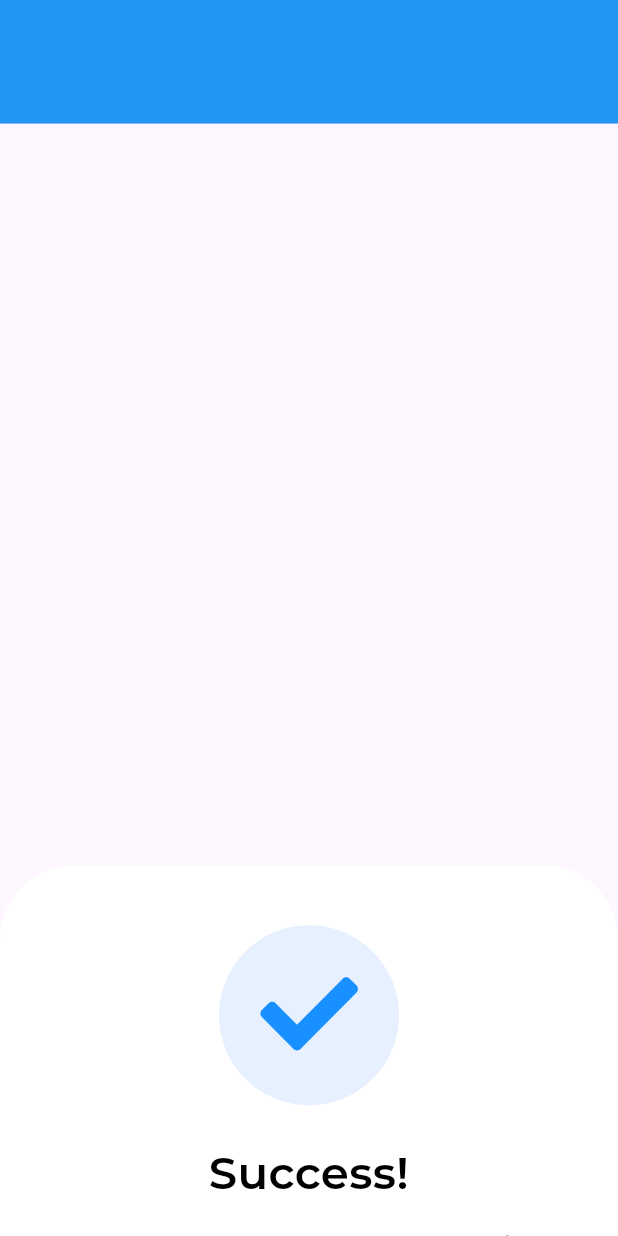
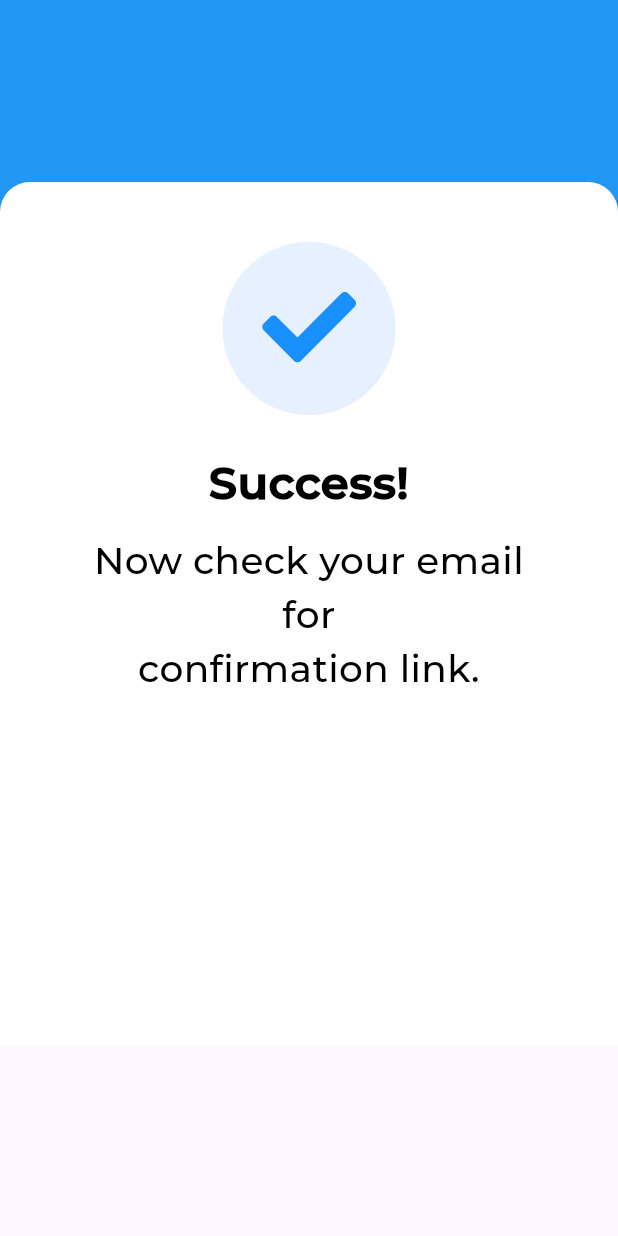
Before and after one commit to TarikKhazma/FintechApp, a Flutter app: the SuccessBackground screen opened directly, on a phone screen of 412 x 824 dp. Run offline on Flutter 3.47's test engine with Material 3 defaults, Android fonts, the phone set to English and light mode, and no system bars; our stand-ins replace flutter_svg; project files that could hold a hidden picture were left out.

```diff
--- a/lib/core/constants/app_text_styles.dart
+++ b/lib/core/constants/app_text_styles.dart
@@ -36,7 +36,7 @@ TextStyle textBody = TextStyle(
 // textTitleLarge
 TextStyle textTitleLarge = TextStyle(
   fontSize: 30,
-  fontWeight: FontWeight.bold,
+  fontWeight: FontWeight.w800,
   fontFamily: _fontFamily,
   color: black,
 );
--- a/lib/features/view/auth/create_account_success/view/create_account_success_screen.dart
+++ b/lib/features/view/auth/create_account_success/view/create_account_success_screen.dart
@@ -3,6 +3,7 @@ import 'widgets/success_background.dart';
 import 'widgets/success_icon.dart';
 import 'widgets/success_title.dart';
 import 'widgets/success_subtitle.dart';
+// import 'widgets/success_button.dart';
 
 class CreateAccountSuccessScreen extends StatelessWidget {
   const CreateAccountSuccessScreen({super.key});
@@ -13,21 +14,25 @@ class CreateAccountSuccessScreen extends StatelessWidget {
       child: Padding(
         padding: const EdgeInsets.symmetric(horizontal: 20),
         child: Column(
-          mainAxisAlignment: MainAxisAlignment.center,
           children: [
             const SizedBox(height: 40),
+
             const SuccessIcon(),
             const SizedBox(height: 24),
+
             const SuccessTitle(),
             const SizedBox(height: 12),
+
             const SuccessSubtitle(),
+
             const Spacer(),
+
             // SuccessButton(
             //   onPressed: () {
-            //     // TODO: Navigate to next page
+            //     // Navigator.pushReplacementNamed(context, AppRoutes.login);
             //   },
             // ),
-            const SizedBox(height: 40),
+            const SizedBox(height: 32),
           ],
         ),
       ),
--- a/lib/features/view/auth/create_account_success/view/widgets/success_background.dart
+++ b/lib/features/view/auth/create_account_success/view/widgets/success_background.dart
@@ -7,30 +7,28 @@ class SuccessBackground extends StatelessWidget {
 
   @override
   Widget build(BuildContext context) {
-    final height = MediaQuery.of(context).size.height;
+    final size = MediaQuery.of(context).size;
 
     return Scaffold(
-      resizeToAvoidBottomInset: false,
       body: Stack(
+        clipBehavior: Clip.none,
         children: [
-          /// الجزء العلوي أزرق
-          Container(height: height * 0.1, color: Colors.blue),
+          Container(height: size.height * 0.22, color: Colors.blue),
 
-          /// الجزء السفلي أبيض مقوس
-          Container(
-            child: Align(
-              alignment: Alignment.bottomCenter,
-              child: Container(
-                height: height * 0.3,
-                decoration: const BoxDecoration(
-                  color: Colors.white,
-                  borderRadius: BorderRadius.only(
-                    topLeft: Radius.circular(50),
-                    topRight: Radius.circular(50),
-                  ),
+          Positioned(
+            top: size.height * 0.22 - 60,
+            left: 0,
+            right: 0,
+            child: Container(
+              height: size.height * 0.70,
+              decoration: const BoxDecoration(
+                color: Colors.white,
+                borderRadius: BorderRadius.only(
+                  topLeft: Radius.circular(20),
+                  topRight: Radius.circular(20),
                 ),
-                child: child,
               ),
+              child: SafeArea(top: false, child: child),
             ),
           ),
         ],
--- a/lib/features/view/auth/create_account_success/view/widgets/success_icon.dart
+++ b/lib/features/view/auth/create_account_success/view/widgets/success_icon.dart
@@ -7,10 +7,12 @@ class SuccessIcon extends StatelessWidget {
 
   @override
   Widget build(BuildContext context) {
+    final size = MediaQuery.of(context).size;
+
     return SvgPicture.asset(
-      SvgImages.success, // مسار SVG لعلامة الصح
-      width: 120,
-      height: 120,
+      SvgImages.success,
+      width: size.width * 0.28,
+      height: size.width * 0.28,
     );
   }
 }
--- a/lib/main.dart
+++ b/lib/main.dart
@@ -1,7 +1,6 @@
 import 'package:fintech_app/core/navigation/app_routes.dart';
 import 'package:fintech_app/features/view/auth/create_account_screen/create_account_screen.dart';
 import 'package:fintech_app/features/view/auth/create_account_screen_page_two/create_account_screen_page_two.dart';
-import 'package:fintech_app/features/view/auth/create_account_success/view/create_account_success_screen.dart';
 
 import 'package:fintech_app/features/view/onborading/screens/onboarding_main.dart';
 import 'package:fintech_app/features/view/splash_screens/splash_screens.dart';
@@ -18,15 +17,13 @@ class MyApp extends StatelessWidget {
   Widget build(BuildContext context) {
     return MaterialApp(
       debugShowCheckedModeBanner: false,
-      // initialRoute: AppRoutes.splash,
-      // routes: {
-      //   AppRoutes.splash: (_) => const SplashScreens(),
-      //   AppRoutes.onboarding: (_) => const OnboardingMain(),
-      //   AppRoutes.createAccount: (_) => const CreateAccountScreen(),
-      //   AppRoutes.singupemail: (_) => const CreateAccountScreenPageTwo(),
-      //   // AppRoutes.home: (_) => const HomeScreen(),
-      // },
-      home: CreateAccountSuccessScreen(),
+      initialRoute: AppRoutes.splash,
+      routes: {
+        AppRoutes.splash: (_) => const SplashScreens(),
+        AppRoutes.onboarding: (_) => const OnboardingMain(),
+        AppRoutes.createAccount: (_) => const CreateAccountScreen(),
+        AppRoutes.singupemail: (_) => const CreateAccountScreenPageTwo(),
+      },
     );
   }
 }
```
Also changed, not shown: lib/features/view/auth/create_account_success/view/widgets/success.button.dart (added), lib/features/view/auth/create_account_success/view/widgets/success_icons.dart (added).
